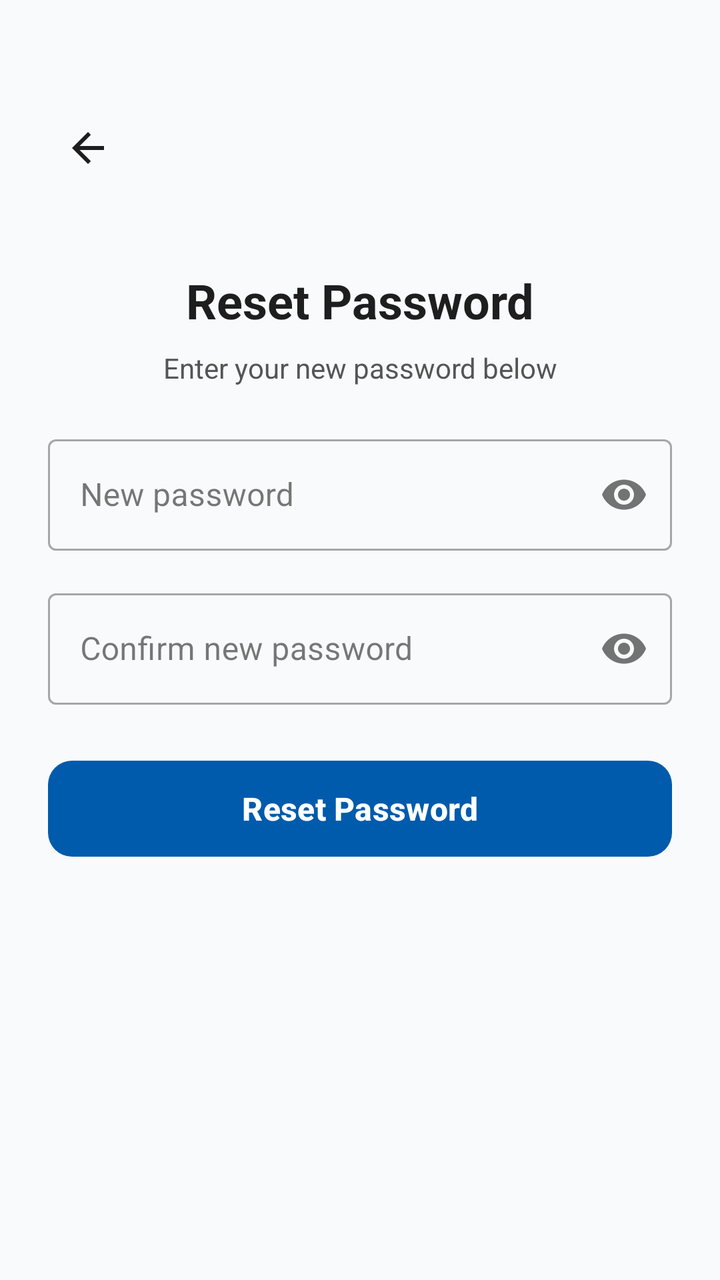
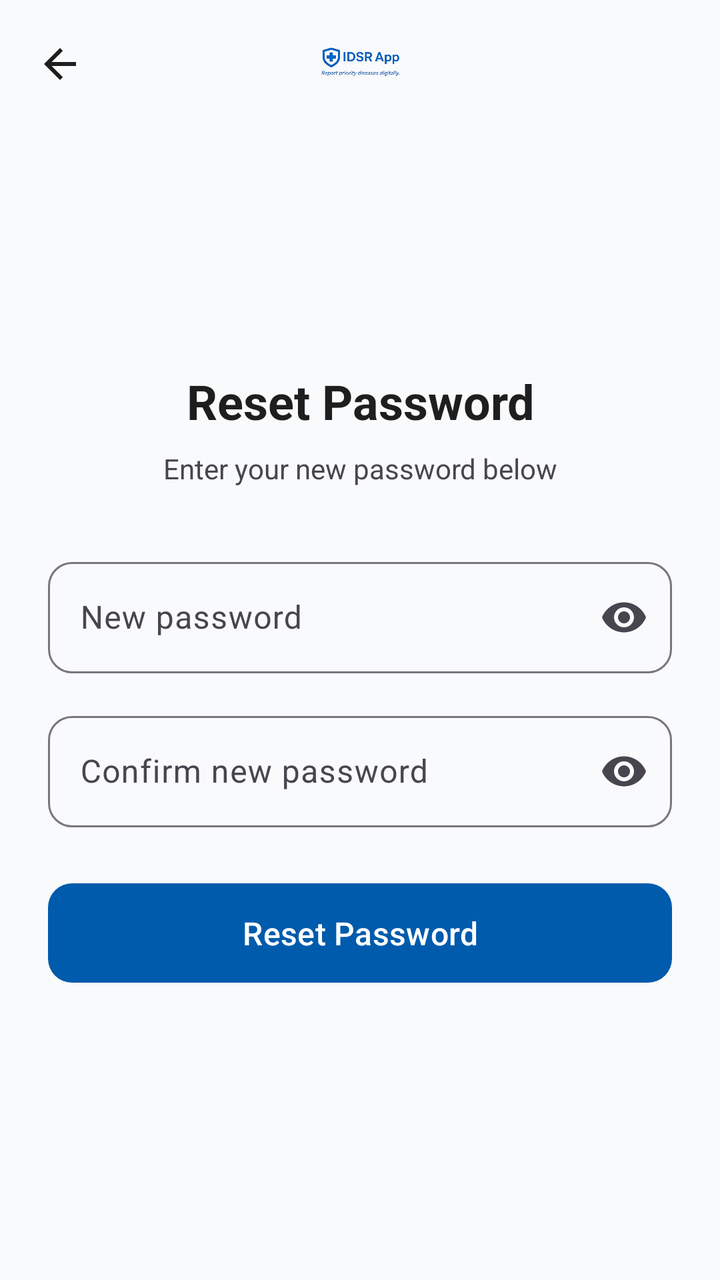

Before-and-after screenshots of an Android layout around one commit, followed by the original layout XML and the change that was made.
<!-- AndroidManifest.xml: application theme Theme.IDSR -->
<!-- res/layout/activity_reset_password.xml -->
<?xml version="1.0" encoding="utf-8"?>
<androidx.constraintlayout.widget.ConstraintLayout
    xmlns:android="http://schemas.android.com/apk/res/android"
    xmlns:app="http://schemas.android.com/apk/res-auto"
    android:layout_width="match_parent"
    android:layout_height="match_parent"
    android:background="@color/idsr_background"
    android:padding="24dp">

    <androidx.appcompat.widget.AppCompatImageButton
        android:id="@+id/btnBack"
        android:layout_width="40dp"
        android:layout_height="40dp"
        android:background="?attr/selectableItemBackgroundBorderless"
        android:src="@drawable/back_btn"
        app:tint="?attr/colorOnSurface"
        app:layout_constraintTop_toTopOf="parent"
        app:layout_constraintStart_toStartOf="parent"
        android:layout_marginTop="30dp"/>

    <TextView
        android:id="@+id/txtTitle"
        android:layout_width="wrap_content"
        android:layout_height="wrap_content"
        android:text="Reset Password"
        android:textSize="24sp"
        android:textStyle="bold"
        android:textColor="?attr/colorOnSurface"
        app:layout_constraintTop_toBottomOf="@id/btnBack"
        app:layout_constraintStart_toStartOf="parent"
        app:layout_constraintEnd_toEndOf="parent"
        android:layout_marginTop="40dp"/>

    <TextView
        android:layout_width="wrap_content"
        android:layout_height="wrap_content"
        android:text="Enter your new password below"
        android:textSize="14sp"
        android:textColor="@color/idsr_gray"
        android:gravity="center"
        app:layout_constraintTop_toBottomOf="@id/txtTitle"
        app:layout_constraintStart_toStartOf="parent"
        app:layout_constraintEnd_toEndOf="parent"
        android:layout_marginTop="8dp"/>

    <com.google.android.material.textfield.TextInputLayout
        android:id="@+id/tilNewPassword"
        style="@style/Widget.MaterialComponents.TextInputLayout.OutlinedBox"
        android:layout_width="0dp"
        android:layout_height="wrap_content"
        android:hint="New password"
        app:passwordToggleEnabled="true"
        app:layout_constraintTop_toBottomOf="@id/txtTitle"
        app:layout_constraintStart_toStartOf="parent"
        app:layout_constraintEnd_toEndOf="parent"
        android:layout_marginTop="48dp">

        <com.google.android.material.textfield.TextInputEditText
            android:id="@+id/etNewPassword"
            android:layout_width="match_parent"
            android:layout_height="wrap_content"
            android:inputType="textPassword"/>

    </com.google.android.material.textfield.TextInputLayout>

    <com.google.android.material.textfield.TextInputLayout
        android:id="@+id/tilConfirmPassword"
        style="@style/Widget.MaterialComponents.TextInputLayout.OutlinedBox"
        android:layout_width="0dp"
        android:layout_height="wrap_content"
        android:hint="Confirm new password"
        app:passwordToggleEnabled="true"
        app:layout_constraintTop_toBottomOf="@id/tilNewPassword"
        app:layout_constraintStart_toStartOf="parent"
        app:layout_constraintEnd_toEndOf="parent"
        android:layout_marginTop="16dp">

        <com.google.android.material.textfield.TextInputEditText
            android:id="@+id/etConfirmPassword"
            android:layout_width="match_parent"
            android:layout_height="wrap_content"
            android:inputType="textPassword"/>

    </com.google.android.material.textfield.TextInputLayout>

    <com.google.android.material.button.MaterialButton
        android:id="@+id/btnResetPassword"
        android:layout_width="0dp"
        android:layout_height="56dp"
        android:text="Reset Password"
        android:textSize="16sp"
        android:textStyle="bold"
        android:textColor="@color/idsr_on_primary"
        app:backgroundTint="@color/idsr_primary"
        app:cornerRadius="12dp"
        app:layout_constraintTop_toBottomOf="@id/tilConfirmPassword"
        app:layout_constraintStart_toStartOf="parent"
        app:layout_constraintEnd_toEndOf="parent"
        android:layout_marginTop="24dp"/>

    <ProgressBar
        android:id="@+id/progressBar"
        android:layout_width="wrap_content"
        android:layout_height="wrap_content"
        app:layout_constraintTop_toBottomOf="@id/btnResetPassword"
        app:layout_constraintStart_toStartOf="parent"
        app:layout_constraintEnd_toEndOf="parent"
        android:layout_marginTop="16dp"
        android:visibility="gone"/>

</androidx.constraintlayout.widget.ConstraintLayout>
<!-- resources referenced by this layout -->
<resources>
  <color name="idsr_background">#F9FAFB</color>
  <color name="idsr_gray">#555555</color>
  <color name="idsr_on_primary">#FFFFFF</color>
  <color name="idsr_primary">#005BAC</color>
  <!-- drawable back_btn (drawable) -->
  <vector xmlns:android="http://schemas.android.com/apk/res/android"
      android:width="24dp"
      android:height="24dp"
      android:viewportWidth="960"
      android:viewportHeight="960"
      android:tint="?attr/colorControlNormal"
      android:autoMirrored="true">
    <path
        android:fillColor="@android:color/white"
        android:pathData="M313,520L537,744L480,800L160,480L480,160L537,216L313,440L800,440L800,520L313,520Z"/>
  </vector>
  <style name="Theme.IDSR" parent="Theme.Material3.DayNight.NoActionBar">
  
  
          <item name="colorPrimary">@color/idsr_primary</item>
          <item name="colorOnPrimary">@color/idsr_on_primary</item>
          <item name="colorPrimaryContainer">#D2E3FC</item>
  
  
          <item name="android:colorBackground">@color/idsr_background</item>
  
  
          <item name="colorSurface">@color/idsr_surface</item>
          <item name="colorSurfaceVariant">@color/idsr_background</item>
  
  
          <item name="colorOnSurface">@color/idsr_on_surface</item>
  
          <item name="android:textColor">@color/idsr_on_surface</item>
          <item name="android:textColorPrimary">@color/idsr_on_surface</item>
          <item name="android:textColorSecondary">@color/idsr_gray</item>
  
  
          <item name="textInputStyle">@style/Widget.Material3.TextInputLayout.OutlinedBox</item>
  
  
          <item name="android:statusBarColor">@android:color/transparent</item>
          <item name="android:windowLightStatusBar">true</item>
  
      </style>
  <color name="idsr_surface">#FFFFFF</color>
  <color name="idsr_on_surface">#1E1E1E</color>
</resources>

<!-- the commit's change to res/layout/activity_reset_password.xml (unified diff, before → after) -->
@@ -1,111 +1,164 @@
 <?xml version="1.0" encoding="utf-8"?>
-<androidx.constraintlayout.widget.ConstraintLayout
+<androidx.coordinatorlayout.widget.CoordinatorLayout
     xmlns:android="http://schemas.android.com/apk/res/android"
     xmlns:app="http://schemas.android.com/apk/res-auto"
     android:layout_width="match_parent"
     android:layout_height="match_parent"
-    android:background="@color/idsr_background"
-    android:padding="24dp">
+    android:background="?attr/android:colorBackground">
 
-    <androidx.appcompat.widget.AppCompatImageButton
-        android:id="@+id/btnBack"
-        android:layout_width="40dp"
-        android:layout_height="40dp"
-        android:background="?attr/selectableItemBackgroundBorderless"
-        android:src="@drawable/back_btn"
-        app:tint="?attr/colorOnSurface"
-        app:layout_constraintTop_toTopOf="parent"
-        app:layout_constraintStart_toStartOf="parent"
-        android:layout_marginTop="30dp"/>
 
-    <TextView
-        android:id="@+id/txtTitle"
-        android:layout_width="wrap_content"
+    <com.google.android.material.appbar.AppBarLayout
+        android:id="@+id/appBarLayout"
+        android:layout_width="match_parent"
         android:layout_height="wrap_content"
-        android:text="Reset Password"
-        android:textSize="24sp"
-        android:textStyle="bold"
-        android:textColor="?attr/colorOnSurface"
-        app:layout_constraintTop_toBottomOf="@id/btnBack"
-        app:layout_constraintStart_toStartOf="parent"
-        app:layout_constraintEnd_toEndOf="parent"
-        android:layout_marginTop="40dp"/>
+        android:fitsSystemWindows="true"
+        android:background="?attr/android:colorBackground"
+        app:elevation="0dp">
 
-    <TextView
-        android:layout_width="wrap_content"
-        android:layout_height="wrap_content"
-        android:text="Enter your new password below"
-        android:textSize="14sp"
-        android:textColor="@color/idsr_gray"
-        android:gravity="center"
-        app:layout_constraintTop_toBottomOf="@id/txtTitle"
-        app:layout_constraintStart_toStartOf="parent"
-        app:layout_constraintEnd_toEndOf="parent"
-        android:layout_marginTop="8dp"/>
-
-    <com.google.android.material.textfield.TextInputLayout
-        android:id="@+id/tilNewPassword"
-        style="@style/Widget.MaterialComponents.TextInputLayout.OutlinedBox"
-        android:layout_width="0dp"
-        android:layout_height="wrap_content"
-        android:hint="New password"
-        app:passwordToggleEnabled="true"
-        app:layout_constraintTop_toBottomOf="@id/txtTitle"
-        app:layout_constraintStart_toStartOf="parent"
-        app:layout_constraintEnd_toEndOf="parent"
-        android:layout_marginTop="48dp">
-
-        <com.google.android.material.textfield.TextInputEditText
-            android:id="@+id/etNewPassword"
+        <androidx.constraintlayout.widget.ConstraintLayout
             android:layout_width="match_parent"
             android:layout_height="wrap_content"
-            android:inputType="textPassword"/>
+            android:paddingStart="8dp"
+            android:paddingEnd="8dp"
+            android:paddingTop="8dp"
+            android:paddingBottom="8dp">
 
-    </com.google.android.material.textfield.TextInputLayout>
+            <androidx.appcompat.widget.AppCompatImageButton
+                android:id="@+id/btnBack"
+                android:layout_width="44dp"
+                android:layout_height="44dp"
+                android:background="?attr/selectableItemBackgroundBorderless"
+                android:contentDescription="Back"
+                android:src="@drawable/back_btn"
+                android:padding="10dp"
+                app:tint="?attr/colorOnSurface"
+                app:layout_constraintStart_toStartOf="parent"
+                app:layout_constraintTop_toTopOf="parent"
+                app:layout_constraintBottom_toBottomOf="parent"/>
 
-    <com.google.android.material.textfield.TextInputLayout
-        android:id="@+id/tilConfirmPassword"
-        style="@style/Widget.MaterialComponents.TextInputLayout.OutlinedBox"
-        android:layout_width="0dp"
-        android:layout_height="wrap_content"
-        android:hint="Confirm new password"
-        app:passwordToggleEnabled="true"
-        app:layout_constraintTop_toBottomOf="@id/tilNewPassword"
-        app:layout_constraintStart_toStartOf="parent"
-        app:layout_constraintEnd_toEndOf="parent"
-        android:layout_marginTop="16dp">
+            <androidx.appcompat.widget.AppCompatImageView
+                android:id="@+id/imgLogo"
+                android:layout_width="0dp"
+                android:layout_height="48dp"
+                android:scaleType="fitCenter"
+                android:src="@drawable/splash11"
+                android:contentDescription="App logo"
+                app:layout_constraintStart_toStartOf="parent"
+                app:layout_constraintEnd_toEndOf="parent"
+                app:layout_constraintTop_toTopOf="parent"
+                app:layout_constraintBottom_toBottomOf="parent"/>
 
-        <com.google.android.material.textfield.TextInputEditText
-            android:id="@+id/etConfirmPassword"
+        </androidx.constraintlayout.widget.ConstraintLayout>
+
+    </com.google.android.material.appbar.AppBarLayout>
+
+
+    <androidx.core.widget.NestedScrollView
+        android:layout_width="match_parent"
+        android:layout_height="match_parent"
+        android:clipToPadding="false"
+        android:paddingBottom="24dp"
+        android:fillViewport="true"
+        app:layout_behavior="@string/appbar_scrolling_view_behavior">
+
+        <LinearLayout
             android:layout_width="match_parent"
             android:layout_height="wrap_content"
-            android:inputType="textPassword"/>
+            android:orientation="vertical"
+            android:gravity="center_vertical"
+            android:paddingTop="16dp">
 
-    </com.google.android.material.textfield.TextInputLayout>
+            
+            <LinearLayout
+                android:layout_width="match_parent"
+                android:layout_height="wrap_content"
+                android:orientation="vertical"
+                android:paddingHorizontal="24dp"
+                android:maxWidth="600dp"
+                android:layout_gravity="center_horizontal">
 
-    <com.google.android.material.button.MaterialButton
-        android:id="@+id/btnResetPassword"
-        android:layout_width="0dp"
-        android:layout_height="56dp"
-        android:text="Reset Password"
-        android:textSize="16sp"
-        android:textStyle="bold"
-        android:textColor="@color/idsr_on_primary"
-        app:backgroundTint="@color/idsr_primary"
-        app:cornerRadius="12dp"
-        app:layout_constraintTop_toBottomOf="@id/tilConfirmPassword"
-        app:layout_constraintStart_toStartOf="parent"
-        app:layout_constraintEnd_toEndOf="parent"
-        android:layout_marginTop="24dp"/>
+                <com.google.android.material.textview.MaterialTextView
+                    android:id="@+id/txtTitle"
+                    android:layout_width="match_parent"
+                    android:layout_height="wrap_content"
+                    android:text="Reset Password"
+                    android:textSize="24sp"
+                    android:gravity="center"
+                    android:textStyle="bold"
+                    android:textColor="?attr/colorOnSurface"
+                    android:layout_marginBottom="8dp"/>
 
-    <ProgressBar
-        android:id="@+id/progressBar"
-        android:layout_width="wrap_content"
-        android:layout_height="wrap_content"
-        app:layout_constraintTop_toBottomOf="@id/btnResetPassword"
-        app:layout_constraintStart_toStartOf="parent"
-        app:layout_constraintEnd_toEndOf="parent"
-        android:layout_marginTop="16dp"
-        android:visibility="gone"/>
+                <com.google.android.material.textview.MaterialTextView
+                    android:layout_width="match_parent"
+                    android:layout_height="wrap_content"
+                    android:text="Enter your new password below"
+                    android:textSize="14sp"
+                    android:gravity="center"
+                    android:textColor="?attr/colorOnSurfaceVariant"
+                    android:layout_marginBottom="32dp"/>
 
-</androidx.constraintlayout.widget.ConstraintLayout>
+                <com.google.android.material.textfield.TextInputLayout
+                    android:id="@+id/tilNewPassword"
+                    style="@style/Widget.Material3.TextInputLayout.OutlinedBox"
+                    android:layout_width="match_parent"
+                    android:layout_height="wrap_content"
+                    android:hint="New password"
+                    android:layout_marginBottom="16dp"
+                    app:endIconMode="password_toggle"
+                    app:boxCornerRadiusTopStart="12dp"
+                    app:boxCornerRadiusTopEnd="12dp"
+                    app:boxCornerRadiusBottomStart="12dp"
+                    app:boxCornerRadiusBottomEnd="12dp">
+
+                    <com.google.android.material.textfield.TextInputEditText
+                        android:id="@+id/etNewPassword"
+                        android:layout_width="match_parent"
+                        android:layout_height="wrap_content"
+                        android:inputType="textPassword"
+                        android:textColor="?attr/colorOnSurface"/>
+                </com.google.android.material.textfield.TextInputLayout>
+
+                <com.google.android.material.textfield.TextInputLayout
+                    android:id="@+id/tilConfirmPassword"
+                    style="@style/Widget.Material3.TextInputLayout.OutlinedBox"
+                    android:layout_width="match_parent"
+                    android:layout_height="wrap_content"
+                    android:hint="Confirm new password"
+                    android:layout_marginBottom="24dp"
+                    app:endIconMode="password_toggle"
+                    app:boxCornerRadiusTopStart="12dp"
+                    app:boxCornerRadiusTopEnd="12dp"
+                    app:boxCornerRadiusBottomStart="12dp"
+                    app:boxCornerRadiusBottomEnd="12dp">
+
+                    <com.google.android.material.textfield.TextInputEditText
+                        android:id="@+id/etConfirmPassword"
+                        android:layout_width="match_parent"
+                        android:layout_height="wrap_content"
+                        android:inputType="textPassword"
+                        android:textColor="?attr/colorOnSurface"/>
+                </com.google.android.material.textfield.TextInputLayout>
+
+                <com.google.android.material.button.MaterialButton
+                    android:id="@+id/btnResetPassword"
+                    android:layout_width="match_parent"
+                    android:layout_height="wrap_content"
+                    android:text="Reset Password"
+                    android:textAllCaps="false"
+                    android:textSize="16sp"
+                    android:paddingVertical="14dp"
+                    android:layout_marginBottom="16dp"
+                    app:cornerRadius="12dp"/>
+
+                <ProgressBar
+                    android:id="@+id/progressBar"
+                    android:layout_width="wrap_content"
+                    android:layout_height="wrap_content"
+                    android:layout_gravity="center"
+                    android:visibility="gone"/>
+
+            </LinearLayout>
+        </LinearLayout>
+    </androidx.core.widget.NestedScrollView>
+
+</androidx.coordinatorlayout.widget.CoordinatorLayout>
<!-- resource entries referenced after the edit -->
@@ -16,6 +16,7 @@
         android:fillColor="@android:color/white"
         android:pathData="M313,520L537,744L480,800L160,480L480,160L537,216L313,440L800,440L800,520L313,520Z"/>
   </vector>
+  <!-- drawable splash11: png bitmap (drawable, 74529 bytes) -->
   <style name="Theme.IDSR" parent="Theme.Material3.DayNight.NoActionBar">
   
   
